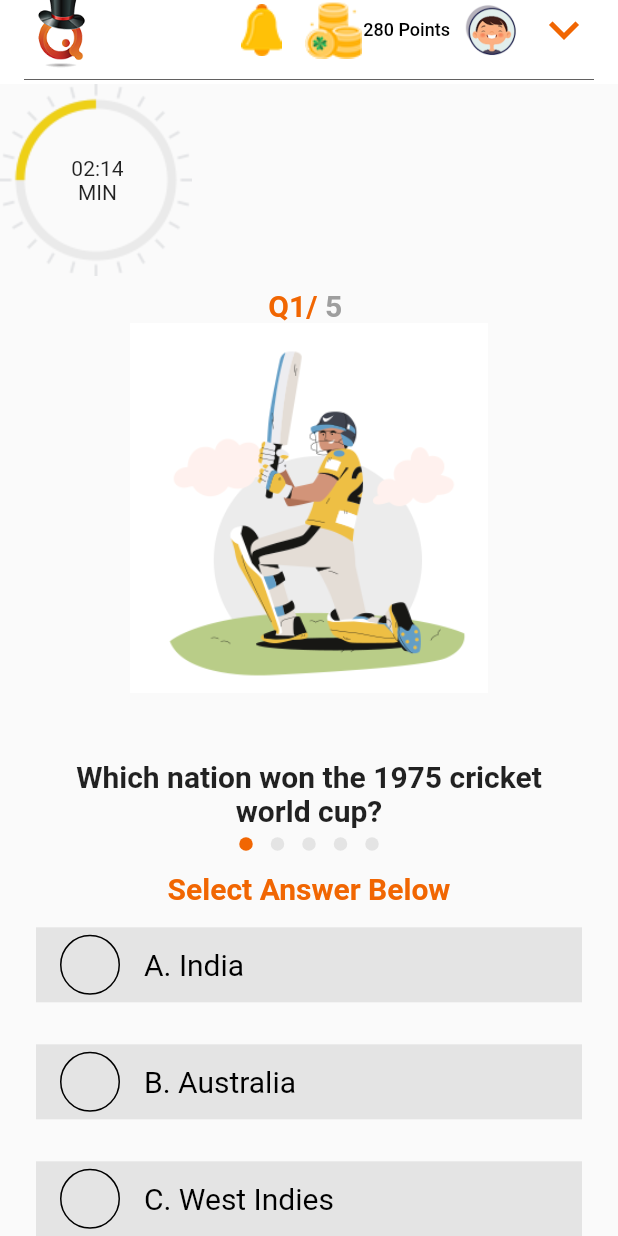
After one commit to mazanaqvi/quiz-wizard, a Flutter app: the McqQuiz screen opened directly, on a phone screen of 412 x 824 dp. The commit adds this screen. Run offline on Flutter 3.47's test engine with Material 2 defaults, Android fonts, the light colour scheme and no system bars; drawn by our look-alikes of dots_indicator; our stand-ins replace get.

Commit message:
quiz page added

```diff
--- /dev/null
+++ b/lib/models/answer.dart
@@ -0,0 +1,35 @@
+import 'package:flutter/material.dart';
+
+class Answer extends StatelessWidget {
+  final Function selectHandler;
+  final String answerText;
+
+  const Answer(this.selectHandler, this.answerText, {Key? key})
+      : super(key: key);
+
+  @override
+  Widget build(BuildContext context) {
+    // use SizedBox for white space instead of Container
+    return SizedBox(
+      width: double.infinity,
+      child: ElevatedButton(
+        onPressed: selectHandler(),
+        style: ButtonStyle(
+            textStyle:
+                MaterialStateProperty.all(const TextStyle(color: Colors.white)),
+            backgroundColor: MaterialStateProperty.all(Colors.green)),
+        child: Text(answerText),
+      ),
+
+      // RaisedButton is deprecated and should not be used
+      // Use ElevatedButton instead
+
+      // child: RaisedButton(
+      // color: const Color(0xFF00E676),
+      // textColor: Colors.white,
+      // onPressed: selectHandler(),
+      // child: Text(answerText),
+      // ), //RaisedButton
+    ); //Container
+  }
+}
--- /dev/null
+++ b/lib/models/question.dart
@@ -0,0 +1,20 @@
+import 'package:flutter/material.dart';
+
+class Question extends StatelessWidget {
+  final String questionText;
+
+  const Question(this.questionText, {Key? key}) : super(key: key);
+
+  @override
+  Widget build(BuildContext context) {
+    return Container(
+      width: double.infinity,
+      margin: const EdgeInsets.all(10),
+      child: Text(
+        questionText,
+        style: const TextStyle(fontSize: 28),
+        textAlign: TextAlign.center,
+      ), //Text
+    ); //Container
+  }
+}
--- /dev/null
+++ b/lib/models/quiz.dart
@@ -0,0 +1,53 @@
+import 'package:get/get.dart';
+import 'package:quiz_wizard/models/quiz_question_model.dart';
+
+class QuizModel {
+  List<QuizQuestionModel> allQuestions;
+  final String id;
+  QuizModel(this.allQuestions, this.id);
+  RxInt currentQuestionIndex = 0.obs;
+  int score = 0;
+  void addQuestion(QuizQuestionModel question) {
+    allQuestions.add(question);
+  }
+
+  QuizModel getQuiz() {
+    List<QuizModel> quizes = [];
+    List<QuizQuestionModel> quizQuestions = [];
+
+    quizQuestions = QuizQuestionModel(choices: [], question: "").getQuestions();
+    quizes.add(QuizModel(quizQuestions, "1"));
+    quizes.add(QuizModel(quizQuestions, "2"));
+    quizes.add(QuizModel(quizQuestions, "3"));
+    quizes.add(QuizModel(quizQuestions, "4"));
+    return quizes[0];
+  }
+
+  void nextQuestion() {
+    currentQuestionIndex.value++;
+  }
+
+  bool isNextQuestionAvailable() {
+    return currentQuestionIndex.value < allQuestions.length;
+  }
+
+  QuizQuestionModel getCurretntQuestion() {
+    if (allQuestions.isNotEmpty) {
+      return allQuestions[currentQuestionIndex.value];
+    } else {
+      return QuizQuestionModel(choices: [], question: "");
+    }
+  }
+
+  void printAllQuestionStatement() {
+    for (int i = 0; i < allQuestions.length; i++) {}
+  }
+
+  void resetCouter() {
+    currentQuestionIndex.value = 0;
+  }
+
+  bool isFinished() {
+    return currentQuestionIndex.value == allQuestions.length;
+  }
+}
--- /dev/null
+++ b/lib/models/quiz_answer_model.dart
@@ -0,0 +1,28 @@
+class QuizAnswerModel {
+  final String ans;
+  final bool isCorrect;
+  int? index;
+  QuizAnswerModel({required this.ans, required this.isCorrect});
+  void setIndex(int index) {
+    this.index = index;
+  }
+
+  List<QuizAnswerModel> getAnswers() {
+    List<QuizAnswerModel> answers = [];
+    answers.add(QuizAnswerModel(ans: "A. India", isCorrect: false));
+    answers.add(QuizAnswerModel(ans: "B. Australia", isCorrect: false));
+    answers.add(QuizAnswerModel(ans: "C. West Indies", isCorrect: true));
+    answers.add(QuizAnswerModel(ans: "D. England", isCorrect: false));
+    return answers;
+  }
+
+  QuizAnswerModel.fromJson(Map<String, dynamic> json)
+      : ans = json['ans'],
+        isCorrect = json['isCorrect'];
+  Map<String, dynamic> toJson() {
+    final _data = <String, dynamic>{};
+    _data['ans'] = ans;
+    _data['isCorrect'] = isCorrect;
+    return _data;
+  }
+}
--- /dev/null
+++ b/lib/models/quiz_question_model.dart
@@ -0,0 +1,62 @@
+import 'package:quiz_wizard/models/quiz_answer_model.dart';
+
+class QuizQuestionModel {
+  List<QuizAnswerModel> choices;
+  String question;
+  final String imgURL;
+  QuizQuestionModel(
+      {required this.choices, this.question = "", this.imgURL = ""});
+  void addAnswer(QuizAnswerModel ans) {
+    ans.setIndex(choices.length);
+    choices.add(ans);
+  }
+
+  List<QuizQuestionModel> getQuestions() {
+    List<QuizAnswerModel> answerChoices =
+        QuizAnswerModel(ans: "", isCorrect: false).getAnswers();
+    List<QuizQuestionModel> questions = [];
+    questions.add(QuizQuestionModel(
+        choices: answerChoices,
+        question: "Which nation won the 1975 cricket world cup?",
+        imgURL: "assets/cricket.png"));
+    questions.add(QuizQuestionModel(
+        choices: answerChoices,
+        question: "Which nation won the 1975 cricket world cup?",
+        imgURL: "assets/cricket.png"));
+    questions.add(QuizQuestionModel(
+        choices: answerChoices,
+        question: "Which nation won the 1975 cricket world cup?",
+        imgURL: "assets/cricket.png"));
+    questions.add(QuizQuestionModel(
+        choices: answerChoices,
+        question: "Which nation won the 1975 cricket world cup?",
+        imgURL: "assets/cricket.png"));
+    questions.add(QuizQuestionModel(
+        choices: answerChoices,
+        question: "Which nation won the 1975 cricket world cup?",
+        imgURL: "assets/cricket.png"));
+    return questions;
+  }
+
+  QuizQuestionModel.fromJson(Map<String, dynamic> json)
+      : question = json['question'],
+        imgURL = json['imgURL'],
+        choices = [] {
+    for (int i = 0; i < json['choices'].length; i++) {
+      QuizAnswerModel ans = QuizAnswerModel.fromJson(json['choices'][i]);
+      ans.setIndex(
+          i); //remember to update index of choices whenever a choice is added to the question
+      choices.add(ans);
+    }
+  }
+  Map<String, dynamic> toJson() {
+    final _data = <String, dynamic>{};
+    List<Map<String, dynamic>> _choices = [];
+    _data['question'] = question;
+    for (int i = 0; i < choices.length; i++) {
+      _choices.add(choices[i].toJson());
+    }
+    _data['choices'] = _choices;
+    return _data;
+  }
+}
--- /dev/null
+++ b/lib/models/result.dart
@@ -0,0 +1,73 @@
+// ignore_for_file: avoid_print
+
+import 'package:flutter/material.dart';
+
+class Result extends StatelessWidget {
+  final int resultScore;
+  final Function resetHandler;
+
+  const Result(this.resultScore, this.resetHandler, {Key? key})
+      : super(key: key);
+
+//Remark Logic
+  String get resultPhrase {
+    String resultText;
+    if (resultScore >= 41) {
+      resultText = 'You are awesome!';
+      print(resultScore);
+    } else if (resultScore >= 31) {
+      resultText = 'Pretty likeable!';
+      print(resultScore);
+    } else if (resultScore >= 21) {
+      resultText = 'You need to work more!';
+    } else if (resultScore >= 1) {
+      resultText = 'You need to work hard!';
+    } else {
+      resultText = 'This is a poor score!';
+      print(resultScore);
+    }
+    return resultText;
+  }
+
+  @override
+  Widget build(BuildContext context) {
+    return Center(
+      child: Column(
+        mainAxisAlignment: MainAxisAlignment.center,
+        children: <Widget>[
+          Text(
+            resultPhrase,
+            style: const TextStyle(fontSize: 26, fontWeight: FontWeight.bold),
+            textAlign: TextAlign.center,
+          ), //Text
+          Text(
+            'Score ' '$resultScore',
+            style: const TextStyle(fontSize: 36, fontWeight: FontWeight.bold),
+            textAlign: TextAlign.center,
+          ), //Text
+          TextButton(
+            onPressed: resetHandler(),
+            child: Container(
+              color: Colors.green,
+              padding: const EdgeInsets.all(14),
+              child: const Text(
+                'Restart Quiz',
+                style: TextStyle(color: Colors.blue),
+              ),
+            ),
+          ),
+          // FlatButton is deprecated and should not be used
+          // Use TextButton instead
+
+          // FlatButton(
+          // child: Text(
+          //	 'Restart Quiz!',
+          // ), //Text
+          // textColor: Colors.blue,
+          // onPressed: resetHandler(),
+          // ), //FlatButton
+        ], //<Widget>[]
+      ), //Column
+    ); //Center
+  }
+}
--- a/lib/views/event_detail_page.dart
+++ b/lib/views/event_detail_page.dart
@@ -7,6 +7,7 @@ import 'package:quiz_wizard/models/sub_event.dart';
 import 'package:quiz_wizard/views/general_widgets/appbar.dart';
 import 'package:quiz_wizard/views/general_widgets/general_info.dart';
 import 'package:quiz_wizard/views/login_page.dart';
+import 'package:quiz_wizard/views/mcq_quiz.dart';
 import 'package:quiz_wizard/views/styles.dart';
 
 class EventDetailPage extends StatefulWidget {
@@ -155,7 +156,7 @@ class _EventDetailPageState extends State<EventDetailPage> {
                                         backgroundColor:
                                             MaterialStateProperty.all(
                                                 Colors.white)),
-                                    onPressed: () => {},
+                                    onPressed: () => {Get.to(McqQuiz())},
                                     child: Text(
                                       "Take Quiz",
                                       style: TextStyle(
--- a/lib/views/general_widgets/appbar.dart
+++ b/lib/views/general_widgets/appbar.dart
@@ -15,7 +15,9 @@ AppBar CustomAppBar({
       centerTitle: true,
       elevation: 0,
       automaticallyImplyLeading: false,
-      title: Row(
+      title: Column(
+        children: [
+          Row(
               mainAxisAlignment: MainAxisAlignment.spaceBetween,
               crossAxisAlignment: CrossAxisAlignment.center,
               children: <Widget>[
@@ -27,7 +29,8 @@ AppBar CustomAppBar({
                   const SizedBox(
                       height: 40, // Your Height
                       width: 40,
-                  child: Image(image: AssetImage('assets/notification.png'))),
+                      child:
+                          Image(image: AssetImage('assets/notification.png'))),
                   const Padding(
                     padding: EdgeInsets.only(left: 8.0),
                     child: SizedBox(
@@ -57,5 +60,10 @@ AppBar CustomAppBar({
                   )
                 ])
                 // Your widgets here
-          ]));
+              ]),
+          const Divider(
+            color: Color.fromARGB(255, 98, 97, 97),
+          )
+        ],
+      ));
 }
--- /dev/null
+++ b/lib/views/mcq_quiz.dart
@@ -0,0 +1,370 @@
+import 'package:flutter/material.dart';
+import 'package:get/get.dart';
+import 'package:quiz_wizard/models/quiz.dart';
+import 'package:quiz_wizard/models/quiz_answer_model.dart';
+import 'package:dots_indicator/dots_indicator.dart';
+import 'package:quiz_wizard/models/quiz_question_model.dart';
+import 'package:quiz_wizard/views/general_widgets/appbar.dart';
+import 'package:quiz_wizard/views/general_widgets/general_info.dart';
+
+import 'styles.dart';
+
+int score = 0;
+
+class McqQuiz extends StatefulWidget {
+  const McqQuiz({Key? key}) : super(key: key);
+
+  @override
+  _McqQuizState createState() => _McqQuizState();
+}
+
+class _McqQuizState extends State<McqQuiz> {
+  int selectedAnswerId = -1;
+  bool readMore = true;
+  bool showResult = false;
+  late QuizModel quiz;
+  //diMe1oJLBWz9bV05fA0D quiz ID in firebase
+  QuizQuestionModel question =
+      QuizQuestionModel(choices: [], question: "this is a question");
+  @override
+  void initState() {
+    score = 0;
+    quiz = QuizModel([], "1").getQuiz();
+    quiz.resetCouter();
+    question = quiz.getCurretntQuestion();
+    quiz.printAllQuestionStatement();
+    super.initState();
+  }
+
+  @override
+  Widget build(BuildContext context) {
+    return Scaffold(
+      appBar: CustomAppBar(),
+      body: SingleChildScrollView(
+        child: Column(
+          crossAxisAlignment: CrossAxisAlignment.start,
+          children: [
+            Stack(
+              children: [
+                Image.asset("assets/time.png"),
+                const Padding(
+                  padding: EdgeInsets.only(top: 48.0, left: 40),
+                  child: SizedBox(
+                    width: 50,
+                    child: Text(
+                      "02:14 MIN",
+                      textAlign: TextAlign.center,
+                    ),
+                  ),
+                )
+              ],
+            ),
+            quiz.isFinished()
+                ? Column(
+                    children: [
+                      const Padding(
+                        padding: EdgeInsets.only(top: 32.0),
+                        child: Align(
+                          alignment: Alignment.topLeft,
+                          child: Text("Quiz"),
+                        ),
+                      ),
+                      const SizedBox(
+                        height: 24.0,
+                      ),
+                      Padding(
+                        padding: const EdgeInsets.symmetric(horizontal: 16.0),
+                        child: Text(
+                          'آپ نے ${quiz.allQuestions.length} میں سے $score سوالوں کا صحیح جواب دیا ہے۔',
+                          style: boldHeadingText().copyWith(color: mainColor),
+                          textAlign: TextAlign.center,
+                        ),
+                      ),
+                      const SizedBox(
+                        height: 32.0,
+                      ),
+                      ElevatedButton(
+                        style: ElevatedButton.styleFrom(
+                          primary: mainColor,
+                          shadowColor: Colors.transparent,
+                          shape: const RoundedRectangleBorder(
+                            borderRadius:
+                                BorderRadius.all(Radius.circular(4.0)),
+                          ),
+                        ),
+                        onPressed: () => Navigator.of(context).pop(),
+                        child: const Padding(
+                          padding: EdgeInsets.all(4.0),
+                          child: Text(
+                            ' واپس جائیں',
+                            style: TextStyle(fontSize: 20.0),
+                          ),
+                        ),
+                      ),
+                    ],
+                  )
+                :
+// question != null?
+                Padding(
+                    padding: const EdgeInsets.symmetric(horizontal: 24.0),
+                    child: Column(
+                      crossAxisAlignment: CrossAxisAlignment.start,
+                      children: [
+                        Padding(
+                          padding: const EdgeInsets.only(top: 8.0),
+                          child: Center(
+                            child: Obx(
+                              () => Row(
+                                mainAxisAlignment: MainAxisAlignment.center,
+                                children: [
+                                  Text(
+                                    'Q${quiz.currentQuestionIndex.value + 1}/ ',
+                                    style: boldHeadingText()
+                                        .copyWith(color: mainColor),
+                                  ),
+                                  Text(
+                                    '${quiz.allQuestions.length} ',
+                                    style: boldHeadingText()
+                                        .copyWith(color: Colors.grey),
+                                  ),
+                                ],
+                              ),
+                            ),
+                          ),
+                        ),
+                        question.imgURL != null
+                            ? SizedBox(
+                                height:
+                                    MediaQuery.of(context).size.height * 0.3,
+                                child: Center(
+                                  child: Image.asset(question
+                                          .imgURL //can't be null alrady checked
+                                      ),
+                                ),
+                              )
+                            : Container(),
+                        const SizedBox(
+                          height: 20.0,
+                        ),
+                        Obx(
+                          () => Padding(
+                            padding: const EdgeInsets.only(top: 24.0),
+                            child: Text(
+                              quiz.allQuestions[quiz.currentQuestionIndex.value]
+                                  .question,
+                              textAlign: TextAlign.center,
+                              style: boldHeadingText(),
+                            ),
+                          ),
+                        ),
+                        Center(
+                          child: DotsIndicator(
+                            dotsCount: quiz.allQuestions.length,
+                            position:
+                                quiz.currentQuestionIndex.value.toDouble(),
+                            decorator: DotsDecorator(
+                              color: greyColor, // Inactive color
+                              activeColor: mainColor,
+                            ),
+                          ),
+                        ),
+                        Padding(
+                          padding: const EdgeInsets.only(top: 8.0),
+                          child: Center(
+                            child: Text(
+                              "Select Answer Below",
+                              textAlign: TextAlign.center,
+                              style: boldHeadingText()
+                                  .copyWith(color: mainColor, fontSize: 20),
+                            ),
+                          ),
+                        ),
+                        Obx(
+                          () => Column(
+                            children: quiz
+                                .allQuestions[quiz.currentQuestionIndex.value]
+                                .choices
+                                .map(
+                                  (choice) => Column(
+                                    children: [
+                                      AnswerTile(
+                                        answer: QuizAnswerModel(
+                                            ans: choice.ans,
+                                            isCorrect: choice.isCorrect),
+                                        isSelected:
+                                            selectedAnswerId == choice.index,
+                                        onPressed: () async {
+                                          if (selectedAnswerId != -1) {
+                                            return;
+                                          }
+                                          await _handleSelection(choice);
+                                        },
+                                        showResult: showResult,
+                                        isCorrect: choice.isCorrect,
+                                        animatedContainerDuration:
+                                            const Duration(milliseconds: 300),
+                                      ),
+                                    ],
+                                  ),
+                                )
+                                .toList(),
+                          ),
+                        ),
+                        Row(
+                          mainAxisAlignment: MainAxisAlignment.spaceEvenly,
+                          children: [
+                            ElevatedButton(
+                                onPressed: () => {},
+                                child: const Padding(
+                                  padding: EdgeInsets.all(8.0),
+                                  child: Text("Previous"),
+                                )),
+                            ElevatedButton(
+                                style: ButtonStyle(
+                                  backgroundColor:
+                                      MaterialStateProperty.all<Color>(
+                                          secondaryColor),
+                                ),
+                                onPressed: () => {},
+                                child: const Padding(
+                                  padding: EdgeInsets.all(8.0),
+                                  child: Text("Previous"),
+                                )),
+                          ],
+                        ),
+                        const GeneralInfo()
+                      ],
+                    ),
+                  )
+            // : const SizedBox(),
+          ],
+        ),
+      ),
+    );
+  }
+
+  Future<void> _handleSelection(QuizAnswerModel choice) async {
+    setState(() {
+      selectedAnswerId = choice.index ?? -1;
+      showResult = true;
+    });
+    await Future.delayed(const Duration(milliseconds: 1500), () {
+      quiz.nextQuestion();
+      debugPrint('selected answer: ${choice.index}');
+      setState(() {
+        selectedAnswerId = -1;
+        showResult = false;
+      });
+    });
+  }
+}
+
+class AnswerTile extends StatelessWidget {
+  const AnswerTile({
+    Key? key,
+    required this.answer,
+    required this.isSelected,
+    required this.showResult,
+    required this.isCorrect,
+    required this.onPressed,
+    required this.animatedContainerDuration,
+  }) : super(key: key);
+
+  final QuizAnswerModel answer;
+  final bool isSelected;
+  final bool showResult;
+  final bool isCorrect;
+  final Function() onPressed;
+  final Duration animatedContainerDuration;
+  @override
+  Widget build(BuildContext context) {
+    return GestureDetector(
+      onTap: !showResult ? onPressed : null,
+      child: AnimatedContainer(
+        duration: animatedContainerDuration,
+        curve: Curves.fastOutSlowIn,
+        decoration: _buildAnswerDecoration(context),
+        padding: EdgeInsets.symmetric(
+            vertical: isSelected || (showResult && isCorrect) ? 16.0 : 8.0),
+        margin: const EdgeInsets.symmetric(vertical: 6.0),
+        child: Container(
+          height: 50,
+          decoration: BoxDecoration(color: greyColor),
+          child: Row(
+            children: [
+              Container(
+                margin: const EdgeInsets.symmetric(horizontal: 16.0),
+                width: 40,
+                height: 40,
+                decoration: BoxDecoration(
+                    shape: BoxShape.circle,
+                    border: Border.all(
+                      color: Colors.black,
+                      width: 1,
+                    )),
+                child: _buildAnswerIcon(context),
+              ),
+              Expanded(
+                child: Text(
+                  answer.ans,
+                  style: regularText().copyWith(
+                    fontSize: 20,
+                    fontWeight:
+                        isSelected ? FontWeight.bold : FontWeight.normal,
+                  ),
+                ),
+              ),
+            ],
+          ),
+        ),
+      ),
+    );
+  }
+
+  Widget _buildAnswerIcon(BuildContext context) {
+    if (showResult && isCorrect) {
+      return Icon(
+        Icons.check,
+        color: isSelected ? Colors.green : const Color(0xFFFED766),
+        size: 26,
+      );
+    }
+
+    if (isSelected) {
+      return Center(
+        child: Container(
+          width: 18,
+          height: 18,
+          decoration: BoxDecoration(
+            shape: BoxShape.circle,
+            color: Theme.of(context).colorScheme.secondary,
+          ),
+        ),
+      );
+    }
+
+    return Container();
+  }
+
+  BoxDecoration _buildAnswerDecoration(BuildContext context) {
+    BoxDecoration decoration = const BoxDecoration();
+    if (!showResult) {
+      if (isSelected) {
+        decoration =
+            roundSimpleBoxDecoration().copyWith(color: const Color(0xFFFED766));
+      }
+    } else {
+      if (isSelected && isCorrect) {
+        score++;
+        decoration = roundSimpleBoxDecoration().copyWith(color: Colors.green);
+      } else if (isSelected && !isCorrect) {
+        decoration =
+            roundSimpleBoxDecoration().copyWith(color: const Color(0xFFFE4A49));
+      } else if (!isSelected && isCorrect) {
+        decoration = roundSimpleBoxDecoration().copyWith(
+            color: Theme.of(context).colorScheme.secondary.withOpacity(0.21));
+      }
+    }
+    return decoration;
+  }
+}
--- a/lib/views/styles.dart
+++ b/lib/views/styles.dart
@@ -12,7 +12,7 @@ var blackGreyColor = const Color(0xFF8C8C8C);
 var greyBlackColor = const Color(0xFF505050);
 
 var whiteColor = Colors.white;
-var secondaryColor = const Color(0xFF555770);
+var secondaryColor = const Color(0xFFEDC224);
 var gradientColors = [
   const Color(0xFFF39757),
   const Color(0xFFEF7842),
--- a/pubspec.yaml
+++ b/pubspec.yaml
@@ -36,6 +36,7 @@ dependencies:
   # Use with the CupertinoIcons class for iOS style icons.
   cupertino_icons: ^1.0.2
   get: ^4.6.5
+  dots_indicator: ^2.1.0
 
 dev_dependencies:
   flutter_test:
```
Also changed, not shown: assets/cricket.png (added), assets/timerem.png (added), pubspec.lock. Lines whose indentation alone changed are shown as unchanged.
